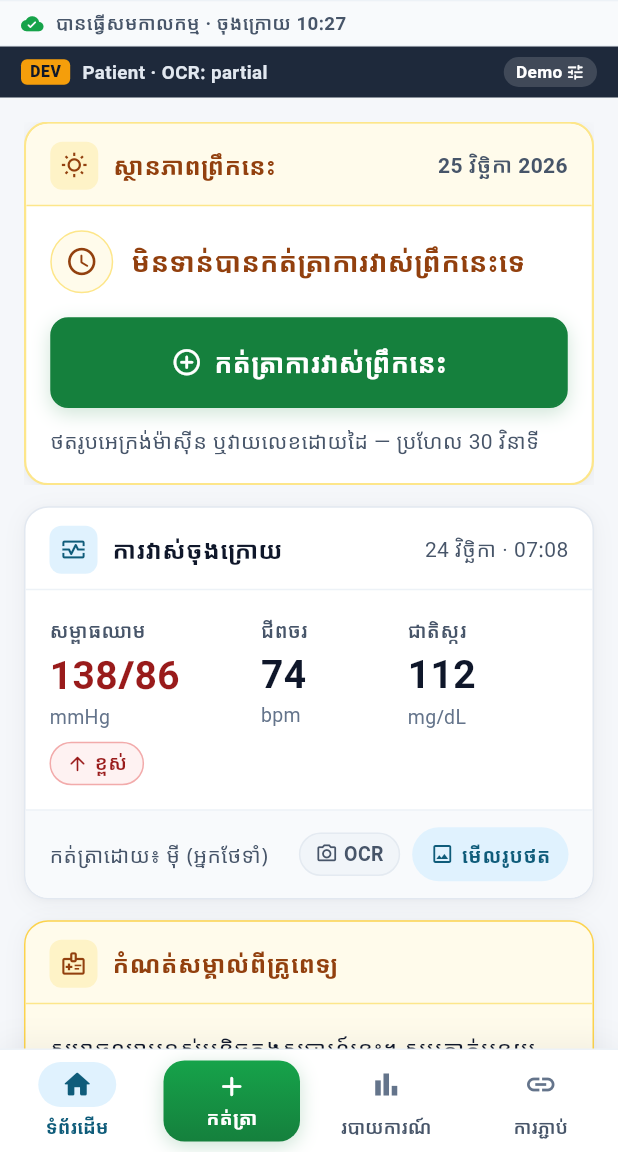
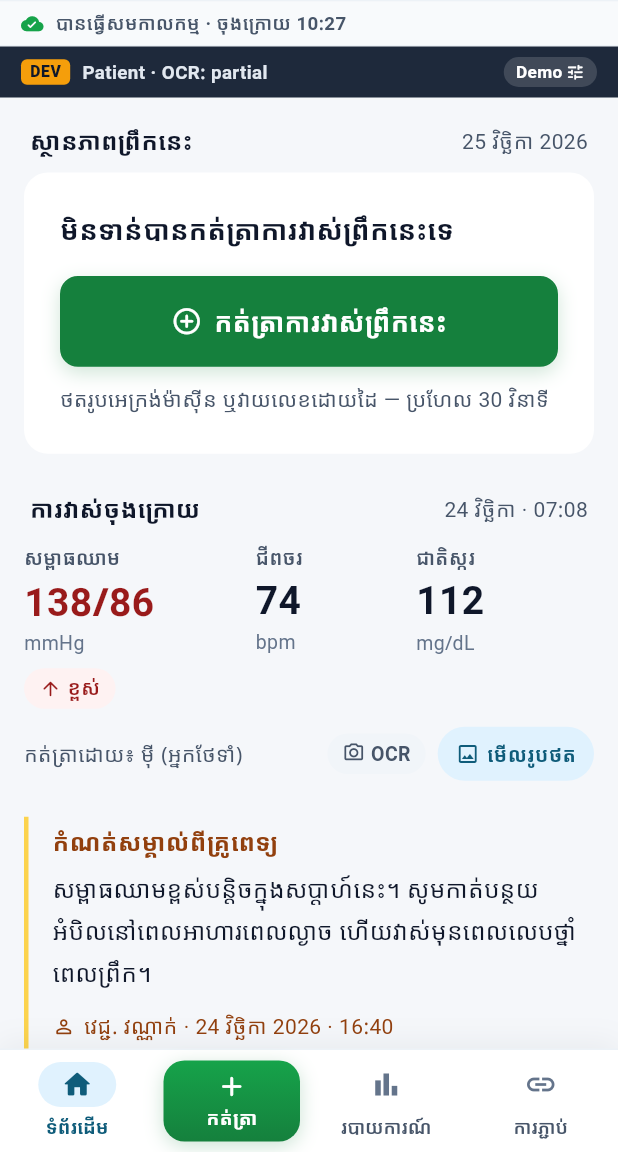
Before and after one commit to Chumdararith-LOU/E-Health-monitoring-app, a Flutter app: the screen it shows after launch, on a phone screen of 412 x 824 dp, the part 84-1236 px from its top. Run offline on Flutter 3.47's test engine with Material 3 defaults, Android fonts, the phone set to English and light mode, and no system bars.

Commit message:
open section layout for panels and home
Co-Authored-By: Claude Opus 5.5 <noreply@anthropic.com>

```diff
--- a/mobile/lib/screens/home/home_tab.dart
+++ b/mobile/lib/screens/home/home_tab.dart
@@ -76,7 +76,7 @@ class HomeTab extends StatelessWidget {
           child: ListView(
             physics: const BouncingScrollPhysics(parent: AlwaysScrollableScrollPhysics()),
             padding: const EdgeInsets.fromLTRB(16, 16, 16, 24),
-            children: gapped(cards, 14),
+            children: gapped(cards, Sp.s5),
           ),
         ),
       ],
@@ -91,36 +91,15 @@ class HomeTab extends StatelessWidget {
   Widget _notRecordedPanel(BuildContext context, L l, AppState st, PatientInfo p) {
     final other = st.role != Role.patient;
     return BoxedPanel(
-      accent: PanelAccent.warn,
-      leadingIcon: Icons.wb_sunny_outlined,
       title: _statusTitle(l, st, p),
-      trailing: st.role == Role.caretaker
-          ? null
-          : Text(l.dayY(st.today), style: T.cap.copyWith(fontWeight: FontWeight.w600)),
+      trailing: st.role == Role.caretaker ? null : Text(l.dayY(st.today), style: T.cap),
+      padding: const EdgeInsets.all(Sp.s5),
       child: Column(
         crossAxisAlignment: CrossAxisAlignment.stretch,
         children: [
-          Row(
-            crossAxisAlignment: CrossAxisAlignment.center,
-            children: [
-              Container(
-                width: 42,
-                height: 42,
-                decoration: BoxDecoration(
-                  color: C.warnBg,
-                  shape: BoxShape.circle,
-                  border: Border.all(color: C.warnDivider),
-                ),
-                child: const Icon(Icons.schedule_rounded, size: 22, color: C.warnText),
-              ),
-              const SizedBox(width: 12),
-              Expanded(
-                child: Text(
-                  other ? l.notRecordedName(p.firstName.of(l.km)) : l.notRecorded,
-                  style: T.big.copyWith(color: C.warnText),
-                ),
-              ),
-            ],
+          Text(
+            other ? l.notRecordedName(p.firstName.of(l.km)) : l.notRecorded,
+            style: T.big,
           ),
           if (st.canRecord) ...[
             const SizedBox(height: 16),
@@ -145,44 +124,29 @@ class HomeTab extends StatelessWidget {
   Widget _recordedPanel(BuildContext context, L l, AppState st, Reading r, PatientInfo p) {
     return BoxedPanel(
       accent: PanelAccent.ok,
-      leadingIcon: Icons.check_circle_outline_rounded,
       title: _statusTitle(l, st, p),
       trailing: r.pendingSync
           ? StatusBadge(label: l.pendingSync, tone: BadgeTone.warn, icon: Icons.schedule_rounded)
-          : (st.role == Role.caretaker
-              ? null
-              : Text(l.dayY(st.today), style: T.cap.copyWith(fontWeight: FontWeight.w600))),
+          : (st.role == Role.caretaker ? null : Text(l.dayY(st.today), style: T.cap)),
+      padding: const EdgeInsets.all(Sp.s5),
       child: Column(
         crossAxisAlignment: CrossAxisAlignment.stretch,
         children: [
           Row(
             children: [
-              Container(
-                width: 38,
-                height: 38,
-                decoration: const BoxDecoration(color: C.okBorder, shape: BoxShape.circle),
-                child: const Icon(Icons.check_rounded, color: Colors.white, size: 22),
-              ),
-              const SizedBox(width: 12),
+              const Icon(Icons.check_circle_rounded, color: C.okBorder, size: 22),
+              const SizedBox(width: Sp.s2),
               Expanded(
                 child: Text(
                   l.recordedAt(l.time(r.time)),
-                  style: T.big.copyWith(color: C.okText),
+                  style: T.bodyB.copyWith(color: C.okText),
                 ),
               ),
             ],
           ),
-          const SizedBox(height: 14),
-          Container(
-            padding: const EdgeInsets.symmetric(horizontal: 12, vertical: 14),
-            decoration: BoxDecoration(
-              color: C.panelHeader,
-              borderRadius: D.radius,
-              border: Border.all(color: C.divider),
-            ),
-            child: VitalRow(reading: r, big: true),
-          ),
-          const SizedBox(height: 12),
+          const SizedBox(height: Sp.s4),
+          VitalRow(reading: r, big: true),
+          const SizedBox(height: Sp.s4),
           Row(
             children: [
               Expanded(child: Text(l.recordedBy(authorLabel(l, r, p)), style: T.cap)),
@@ -210,7 +174,7 @@ class HomeTab extends StatelessWidget {
 
   Widget _latestPanel(BuildContext context, L l, Reading r, PatientInfo p) {
     return BoxedPanel(
-      leadingIcon: Icons.monitor_heart_outlined,
+      open: true,
       title: l.latest,
       trailing: Text(l.dayTime(r.time), style: T.cap),
       footer: Row(
@@ -233,7 +197,6 @@ class HomeTab extends StatelessWidget {
   Widget _notePanel(L l, DoctorNote note) {
     return BoxedPanel(
       accent: PanelAccent.memo,
-      leadingIcon: Icons.medical_information_outlined,
       title: l.doctorNote,
       child: Column(
         crossAxisAlignment: CrossAxisAlignment.start,
@@ -262,16 +225,9 @@ class HomeTab extends StatelessWidget {
     final start = DateTime(end.year, end.month, end.day - 6);
     final week = readings.where((r) => !r.time.isBefore(start)).toList();
     return BoxedPanel(
-      leadingIcon: Icons.show_chart_rounded,
+      open: true,
       title: l.trend7,
-      trailing: Container(
-        padding: const EdgeInsets.symmetric(horizontal: 8, vertical: 2),
-        decoration: BoxDecoration(
-          color: C.inputUnit,
-          borderRadius: D.radiusPill,
-        ),
-        child: Text('mmHg', style: T.capSm.copyWith(fontWeight: FontWeight.w600)),
-      ),
+      trailing: Text('mmHg', style: T.capSm),
       child: Column(
         crossAxisAlignment: CrossAxisAlignment.stretch,
         children: [
@@ -293,7 +249,8 @@ class HomeTab extends StatelessWidget {
 
   Widget _emptyPanel(L l, String title) {
     return BoxedPanel(
-      padding: const EdgeInsets.fromLTRB(20, 28, 20, 28),
+      open: true,
+      padding: const EdgeInsets.symmetric(vertical: Sp.s6),
       child: Column(
         children: [
           Container(
@@ -316,7 +273,7 @@ class HomeTab extends StatelessWidget {
 
   Widget _linkPanel(L l) {
     return BoxedPanel(
-      leadingIcon: Icons.link_rounded,
+      open: true,
       title: l.linkCareTitle,
       child: Column(
         crossAxisAlignment: CrossAxisAlignment.stretch,
--- a/mobile/lib/widgets/boxed_panel.dart
+++ b/mobile/lib/widgets/boxed_panel.dart
@@ -4,8 +4,12 @@ import '../theme/tokens.dart';
 
 enum PanelAccent { normal, warn, ok, memo }
 
-/// Modern elevated surface card with hairline border, soft icon badge,
-/// and smooth accent transitions. Preserves the exact BoxedPanel API.
+/// A page section: a plain heading on the canvas, then its content.
+///
+/// By default the content sits on a borderless white surface (for forms and
+/// lists). `open: true` drops the surface so the content sits straight on the
+/// page. `PanelAccent.memo` draws a quote with a left accent rule; `ok` and
+/// `warn` tint the surface. No header bands, icon tiles or nested borders.
 class BoxedPanel extends StatelessWidget {
   const BoxedPanel({
     super.key,
@@ -14,8 +18,9 @@ class BoxedPanel extends StatelessWidget {
     this.trailing,
     required this.child,
     this.accent = PanelAccent.normal,
-    this.padding = const EdgeInsets.all(16),
+    this.padding,
     this.footer,
+    this.open = false,
   });
 
   final String? title;
@@ -23,114 +28,52 @@ class BoxedPanel extends StatelessWidget {
   final Widget? trailing;
   final Widget child;
   final PanelAccent accent;
-  final EdgeInsetsGeometry padding;
+
+  /// Content padding. Defaults to 16 on a surface and none when open.
+  final EdgeInsetsGeometry? padding;
   final Widget? footer;
+  final bool open;
 
   @override
   Widget build(BuildContext context) {
-    Color bg = C.panel;
-    Color border = C.border;
-    double borderWidth = 1;
-    Color headerBg = Colors.transparent;
-    Color headerDivider = C.divider;
-    Color iconBg = C.navyTint;
-    Color iconColor = C.navyBase;
-    Color titleColor = C.text;
+    if (accent == PanelAccent.memo) return _memo();
 
-    switch (accent) {
-      case PanelAccent.warn:
-        bg = C.panel;
-        border = C.warnDivider;
-        borderWidth = 1.5;
-        headerBg = C.warnBg;
-        headerDivider = C.warnDivider;
-        iconBg = const Color(0xFFFEF3C7);
-        iconColor = C.warnText;
-        titleColor = C.warnText;
-        break;
-      case PanelAccent.ok:
-        bg = C.panel;
-        border = C.okDivider;
-        borderWidth = 1.5;
-        headerBg = C.okBg;
-        headerDivider = C.okDivider;
-        iconBg = const Color(0xFFDCFCE7);
-        iconColor = C.okText;
-        titleColor = C.okText;
-        break;
-      case PanelAccent.memo:
-        bg = C.memoBg;
-        border = C.memoBorder;
-        borderWidth = 1;
-        headerBg = Colors.transparent;
-        headerDivider = C.warnDivider;
-        iconBg = C.memoHeader;
-        iconColor = C.memoIcon;
-        titleColor = C.memoIcon;
-        break;
-      case PanelAccent.normal:
-        break;
+    final heading = title == null ? null : _heading(C.text, C.text2);
+
+    if (open) {
+      return Column(
+        crossAxisAlignment: CrossAxisAlignment.stretch,
+        children: [
+          if (heading != null) ...[heading, const SizedBox(height: Sp.s2)],
+          Padding(padding: padding ?? EdgeInsets.zero, child: child),
+          if (footer != null) ...[const SizedBox(height: Sp.s3), footer!],
+        ],
+      );
     }
 
-    return AnimatedContainer(
+    final bg = switch (accent) {
+      PanelAccent.ok => C.okBg,
+      PanelAccent.warn => C.warnBg,
+      _ => C.panel,
+    };
+
+    return Column(
+      crossAxisAlignment: CrossAxisAlignment.stretch,
+      children: [
+        if (heading != null) ...[heading, const SizedBox(height: Sp.s2)],
+        AnimatedContainer(
           duration: D.animMed,
           curve: D.animCurve,
-      decoration: BoxDecoration(
-        color: bg,
-        borderRadius: D.radiusLg,
-        border: Border.all(color: border, width: borderWidth),
-        boxShadow: D.panelShadow,
-      ),
-      child: ClipRRect(
-        borderRadius: BorderRadius.circular(15),
+          clipBehavior: Clip.antiAlias,
+          decoration: BoxDecoration(color: bg, borderRadius: D.radiusLg),
           child: Column(
             crossAxisAlignment: CrossAxisAlignment.stretch,
             children: [
-            if (title != null)
-              AnimatedContainer(
-                duration: D.animMed,
-                curve: D.animCurve,
-                padding: const EdgeInsets.fromLTRB(16, 12, 16, 10),
-                decoration: BoxDecoration(
-                  color: headerBg,
-                  border: Border(bottom: BorderSide(color: headerDivider)),
-                ),
-                child: Row(
-                  children: [
-                    if (leadingIcon != null) ...[
-                      Container(
-                        width: 32,
-                        height: 32,
-                        decoration: BoxDecoration(
-                          color: iconBg,
-                          borderRadius: D.radiusSm,
-                        ),
-                        child: Icon(leadingIcon, size: 18, color: iconColor),
-                      ),
-                      const SizedBox(width: 10),
-                    ],
-                    Expanded(
-                      child: Semantics(
-                        header: true,
-                        child: Text(
-                          title!,
-                          style: T.h.copyWith(color: titleColor),
-                        ),
-                      ),
-                    ),
-                    if (trailing != null) ...[
-                      const SizedBox(width: 8),
-                      trailing!,
-                    ],
-                  ],
-                ),
-              ),
-            Padding(padding: padding, child: child),
+              Padding(padding: padding ?? const EdgeInsets.all(Sp.s4), child: child),
               if (footer != null)
                 Container(
-                padding: const EdgeInsets.symmetric(horizontal: 16, vertical: 11),
+                  padding: const EdgeInsets.symmetric(horizontal: Sp.s4, vertical: Sp.s3),
                   decoration: const BoxDecoration(
-                  color: C.footer,
                     border: Border(top: BorderSide(color: C.divider)),
                   ),
                   child: footer,
@@ -138,6 +81,48 @@ class BoxedPanel extends StatelessWidget {
             ],
           ),
         ),
+      ],
+    );
+  }
+
+  Widget _heading(Color fg, Color iconColor) {
+    return Padding(
+      padding: const EdgeInsets.symmetric(horizontal: Sp.s1),
+      child: Row(
+        children: [
+          if (leadingIcon != null) ...[
+            Icon(leadingIcon, size: 18, color: iconColor),
+            const SizedBox(width: Sp.s2),
+          ],
+          Expanded(
+            child: Semantics(
+              header: true,
+              child: Text(title!, style: T.h.copyWith(color: fg)),
+            ),
+          ),
+          if (trailing != null) ...[
+            const SizedBox(width: Sp.s2),
+            trailing!,
+          ],
+        ],
+      ),
+    );
+  }
+
+  Widget _memo() {
+    return Container(
+      padding: const EdgeInsets.fromLTRB(Sp.s3, Sp.s1, 0, Sp.s1),
+      decoration: const BoxDecoration(
+        border: Border(left: BorderSide(color: C.memoBorder, width: 3)),
+      ),
+      child: Column(
+        crossAxisAlignment: CrossAxisAlignment.stretch,
+        children: [
+          if (title != null) ...[_heading(C.memoIcon, C.memoIcon), const SizedBox(height: Sp.s1)],
+          Padding(padding: padding ?? const EdgeInsets.symmetric(horizontal: Sp.s1), child: child),
+          if (footer != null) ...[const SizedBox(height: Sp.s2), footer!],
+        ],
+      ),
     );
   }
 }
--- a/mobile/lib/widgets/status.dart
+++ b/mobile/lib/widgets/status.dart
@@ -56,7 +56,6 @@ class StatusAlertBanner extends StatelessWidget {
         decoration: BoxDecoration(
           color: s.bg,
           borderRadius: D.radius,
-          border: Border.all(color: s.border.withValues(alpha: 0.35), width: 1.25),
         ),
         child: Row(
           crossAxisAlignment: CrossAxisAlignment.start,
@@ -108,32 +107,26 @@ class StatusBadge extends StatelessWidget {
   @override
   Widget build(BuildContext context) {
     Color bg = C.inputUnit;
-    Color border = C.borderStrong;
     Color fg = C.text2;
     switch (tone) {
       case BadgeTone.crit:
         bg = C.errBg;
-        border = C.errBorder;
         fg = C.errText;
         break;
       case BadgeTone.warn:
         bg = C.warnBg;
-        border = C.warnBorder;
         fg = C.warnText;
         break;
       case BadgeTone.ok:
         bg = C.okBg;
-        border = C.okBorder;
         fg = C.okText;
         break;
       case BadgeTone.info:
         bg = C.infoBg;
-        border = C.infoBorder;
         fg = C.infoText;
         break;
       case BadgeTone.gray:
         bg = C.inputUnit;
-        border = C.borderStrong;
         fg = C.text2;
         break;
     }
@@ -142,7 +135,6 @@ class StatusBadge extends StatelessWidget {
       padding: const EdgeInsets.symmetric(horizontal: 10, vertical: 3),
       decoration: BoxDecoration(
         color: bg,
-        border: Border.all(color: border.withValues(alpha: 0.35)),
         borderRadius: D.radiusPill,
       ),
       // Text.rich (not Row + Flexible) so the badge works both in rows
```
Lines whose indentation alone changed are shown as unchanged.
